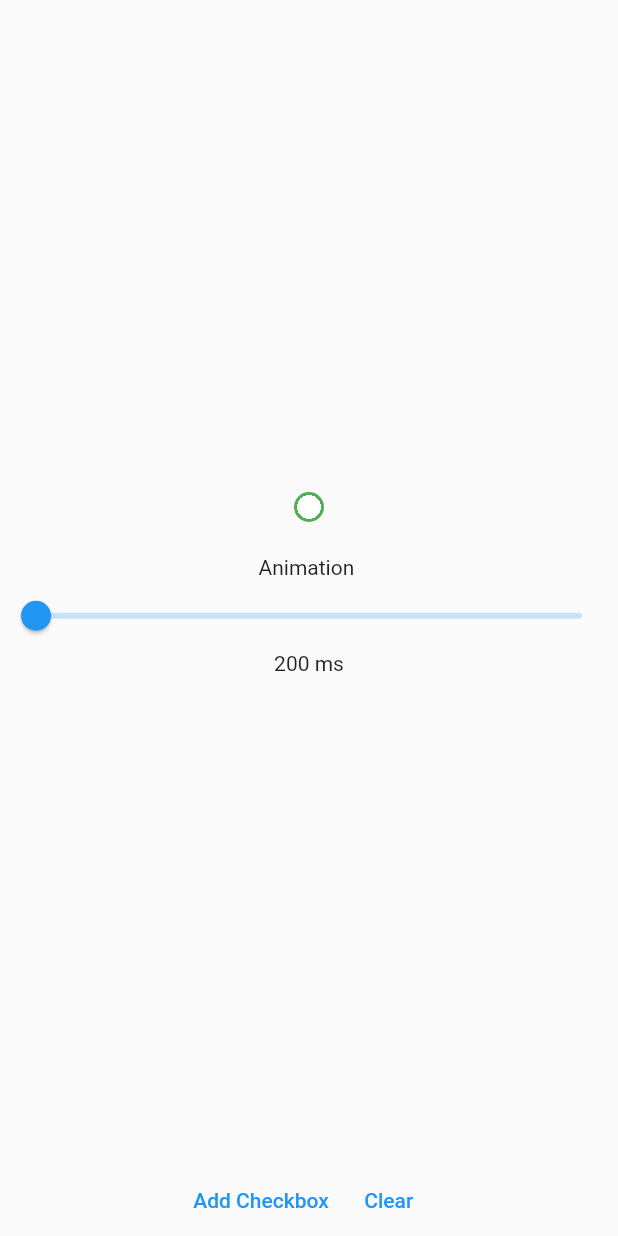
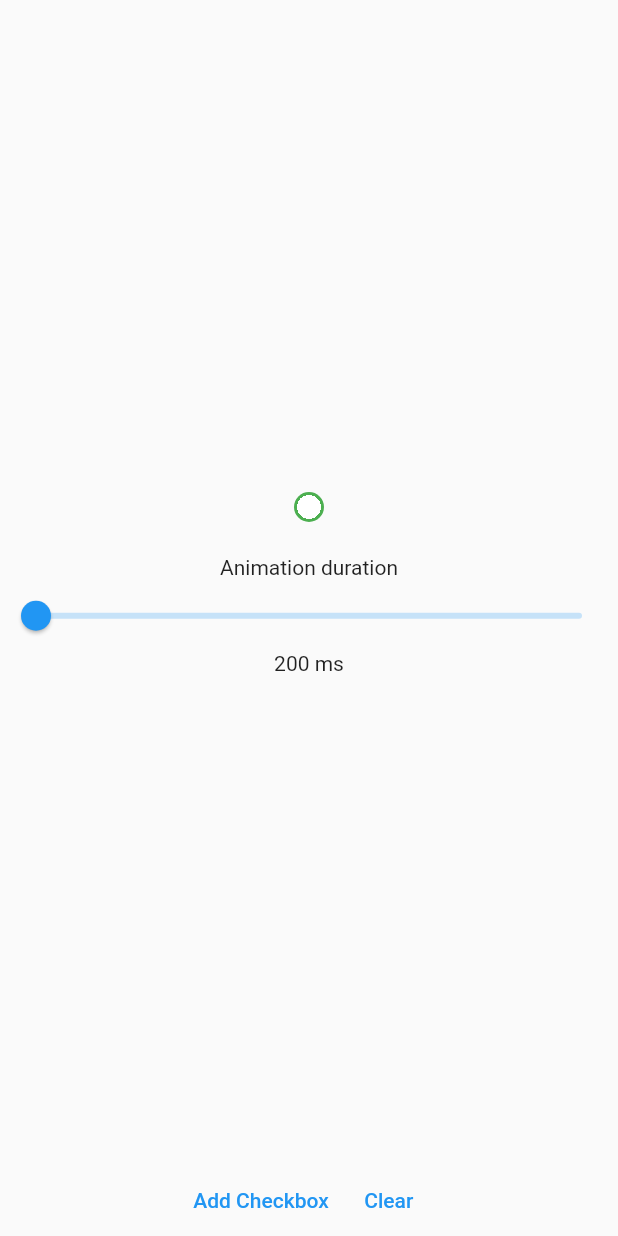
Before and after one commit to joenaine/waypo-astana, a Flutter app: the screen it shows after launch, on a phone screen of 412 x 824 dp. Run offline on Flutter 3.47's test engine with Material 2 defaults, Android fonts, the phone set to English and light mode, and no system bars.

Commit message:
[ADD] 'animation duration'

```diff
--- a/lib/screens/home_page.dart
+++ b/lib/screens/home_page.dart
@@ -55,7 +55,7 @@ class _HomePageState extends State<HomePage> with TickerProviderStateMixin {
                 children: singleCircleList.map((e) => e).toList(),
               ),
               const SizedBox(height: 20),
-              const Text('Animation '),
+              const Text('Animation duration'),
               AnimatedBuilder(
                   animation: animationController,
                   builder: (_, __) {
```
